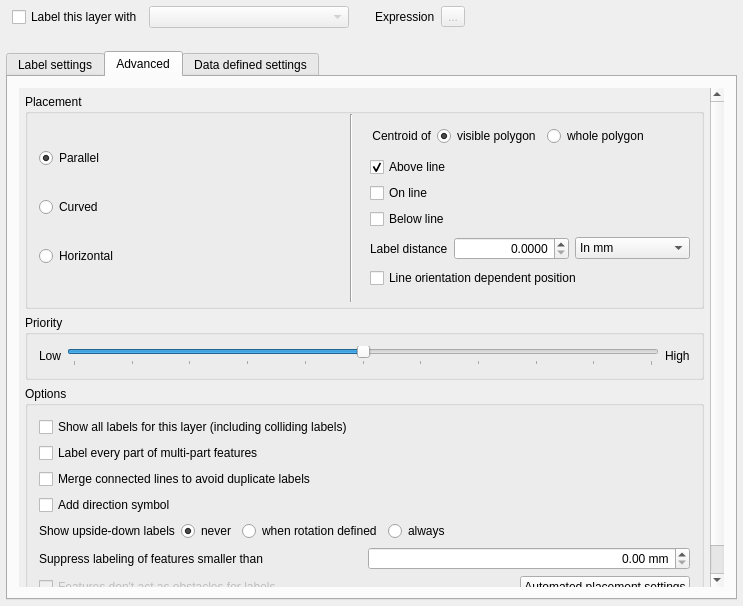
First picture: the form in src/ui/qgslabelingguibase.ui, repository qgis/QGIS, before the edit.
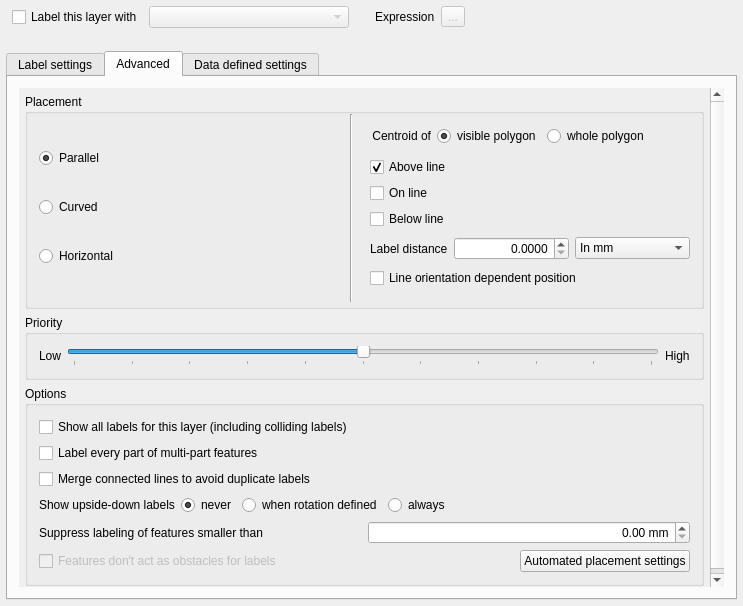
Second picture: the form after the edit. The open tabs and pages were chosen to show the change. Icons and pictures are not drawn. Custom widgets are drawn as their Qt base class.

Commit message: Remove old direction symbol option from labeling gui

What changed in the file:
```diff
--- a/src/ui/qgslabelingguibase.ui
+++ b/src/ui/qgslabelingguibase.ui
@@ -1921,7 +1921,7 @@
             <x>0</x>
             <y>0</y>
             <width>686</width>
-            <height>553</height>
+            <height>532</height>
            </rect>
           </property>
           <layout class="QGridLayout" name="gridLayout_13">
@@ -2620,14 +2620,7 @@
                 </property>
                </widget>
               </item>
-              <item row="3" column="0">
-               <widget class="QCheckBox" name="chkAddDirectionSymbol">
-                <property name="text">
-                 <string>Add direction symbol</string>
-                </property>
-               </widget>
-              </item>
-              <item row="5" column="0">
+              <item row="4" column="0">
                <layout class="QHBoxLayout" name="horizontalLayout_2">
                 <item>
                  <widget class="QLabel" name="label_19">
@@ -2648,7 +2641,7 @@
                 </item>
                </layout>
               </item>
-              <item row="6" column="0">
+              <item row="5" column="0">
                <layout class="QHBoxLayout" name="horizontalLayout_20">
                 <item>
                  <widget class="QCheckBox" name="chkNoObstacle">
@@ -2692,7 +2685,7 @@
                 </property>
                </widget>
               </item>
-              <item row="4" column="0">
+              <item row="3" column="0">
                <layout class="QHBoxLayout" name="horizontalLayout_16">
                 <item>
                  <widget class="QLabel" name="mUpsidedownLabel">
```
Left out of the diff: 2 changed lines with no effect on the pictures.
